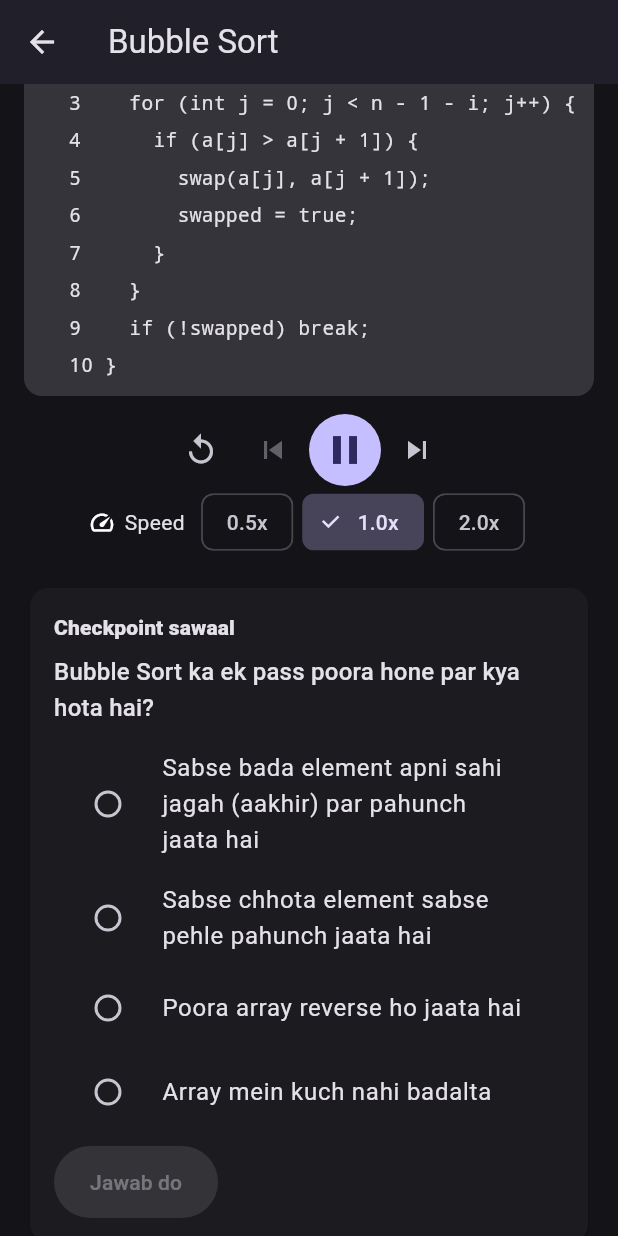
After one commit to satyamsharma-stacklab/abhay-app, a Flutter app: the BubbleSortPage screen opened directly, scrolled down 390 dp, after a tap on the "play arrow" icon, on a phone screen of 412 x 824 dp. The commit adds this screen. Run offline on Flutter 3.47's test engine with Material 3 defaults, Android fonts, the phone set to English and light mode, and no system bars.

Commit message:
Part 7 (1/5): Bubble Sort generator, page, Visualize tab

```diff
--- /dev/null
+++ b/lib/features/algorithms/bubble_sort/bubble_sort_code.dart
@@ -0,0 +1,14 @@
+/// Bubble Sort ka code, CodePanel ke liye.
+/// Index 0 se shuru, VisualizationStep.codeLine isi ko point karta hai.
+const List<String> bubbleSortCodeLines = [
+  'for (int i = 0; i < n - 1; i++) {', // 0
+  '  bool swapped = false;', // 1
+  '  for (int j = 0; j < n - 1 - i; j++) {', // 2
+  '    if (a[j] > a[j + 1]) {', // 3
+  '      swap(a[j], a[j + 1]);', // 4
+  '      swapped = true;', // 5
+  '    }', // 6
+  '  }', // 7
+  '  if (!swapped) break;', // 8
+  '}', // 9
+];
--- /dev/null
+++ b/lib/features/algorithms/bubble_sort/bubble_sort_generator.dart
@@ -0,0 +1,174 @@
+import '../../visualization/engine/algorithm_generator.dart';
+import '../../visualization/engine/checkpoint.dart';
+import '../../visualization/engine/visualization.dart';
+import '../../visualization/engine/visualization_state.dart';
+import '../../visualization/engine/visualization_step.dart';
+
+/// Bubble Sort ke steps banata hai. `target` ignore hota hai.
+/// Same input -> hamesha same steps. Koi random ya time use nahi.
+class BubbleSortGenerator implements AlgorithmGenerator {
+  @override
+  String get algorithmId => 'bubble_sort';
+
+  @override
+  String get title => 'Bubble Sort';
+
+  @override
+  Visualization generate({required List<int> input, int? target}) {
+    final a = List<int>.of(input);
+    final n = a.length;
+    final initial = VisualizationState(array: List<int>.of(a));
+    final steps = <VisualizationStep>[];
+
+    // Har step ke liye array aur sorted list ki COPY leni zaroori hai,
+    // warna baad ke swaps purane steps ko bhi badal denge.
+    void add(
+      String op,
+      String text,
+      int line, {
+      Map<String, int> pointers = const {},
+      List<int> sorted = const [],
+      List<int> active = const [],
+    }) {
+      steps.add(VisualizationStep(
+        index: steps.length,
+        state: VisualizationState(
+          array: List<int>.of(a),
+          pointers: pointers,
+          highlighted: List<int>.of(sorted),
+        ),
+        operation: op,
+        explanationHinglish: text,
+        codeLine: line,
+        highlights: active,
+      ));
+    }
+
+    if (n <= 1) {
+      add(
+        'done',
+        n == 0
+            ? 'Array khali hai, sort karne ko kuch nahi.'
+            : 'Sirf ek element hai, wo pehle se sorted hai.',
+        0,
+        sorted: List<int>.generate(n, (i) => i),
+      );
+      return _build(initial, steps);
+    }
+
+    add(
+      'init',
+      'Bubble Sort shuru. Har pass mein paas-paas ke elements compare '
+          'honge, aur bada element aage khisakta jayega.',
+      0,
+    );
+
+    final sorted = <int>[];
+    for (var i = 0; i < n - 1; i++) {
+      var swapped = false;
+
+      for (var j = 0; j < n - 1 - i; j++) {
+        final ptr = {'J': j, 'J+1': j + 1};
+        add(
+          'compare',
+          'a[$j] = ${a[j]} aur a[${j + 1}] = ${a[j + 1]} ko compare '
+              'karte hain.',
+          3,
+          pointers: ptr,
+          sorted: sorted,
+          active: [j, j + 1],
+        );
+
+        if (a[j] > a[j + 1]) {
+          final left = a[j];
+          final right = a[j + 1];
+          a[j] = right;
+          a[j + 1] = left;
+          swapped = true;
+          add(
+            'swap',
+            '$left bada hai $right se, isliye dono ki jagah badal di. '
+                'Ab a[$j] = $right aur a[${j + 1}] = $left.',
+            4,
+            pointers: ptr,
+            sorted: sorted,
+            active: [j, j + 1],
+          );
+        } else {
+          add(
+            'no_swap',
+            '${a[j]} chhota ya barabar hai ${a[j + 1]} se. Swap ki '
+                'zaroorat nahi.',
+            3,
+            pointers: ptr,
+            sorted: sorted,
+            active: [j, j + 1],
+          );
+        }
+      }
+
+      // Is pass ke baad aakhri unsorted jagah par sabse bada aa gaya.
+      sorted.add(n - 1 - i);
+
+      if (!swapped) {
+        // Koi swap nahi hua: baaki array bhi sorted hai.
+        add(
+          'done',
+          'Is pass mein koi swap nahi hua, matlab array sorted hai. '
+              'Bubble Sort yahin ruk gaya.',
+          8,
+          sorted: List<int>.generate(n, (k) => k),
+        );
+        return _build(initial, steps);
+      }
+
+      if (i == n - 2) {
+        add(
+          'done',
+          'Saare passes poore. Poora array sorted hai.',
+          9,
+          sorted: List<int>.generate(n, (k) => k),
+        );
+        return _build(initial, steps);
+      }
+
+      add(
+        'pass_done',
+        'Pass ${i + 1} poora. ${a[n - 1 - i]} apni sahi jagah (index '
+            '${n - 1 - i}) par pahunch gaya.',
+        8,
+        sorted: sorted,
+      );
+    }
+
+    return _build(initial, steps);
+  }
+
+  Visualization _build(
+    VisualizationState initial,
+    List<VisualizationStep> steps,
+  ) {
+    return Visualization(
+      id: 'bubble_sort_viz',
+      algorithmId: algorithmId,
+      title: title,
+      initialState: initial,
+      steps: steps,
+      checkpoint: const Checkpoint(
+        question: 'Bubble Sort ka ek pass poora hone par kya hota hai?',
+        options: [
+          'Sabse bada element apni sahi jagah (aakhir) par pahunch jaata hai',
+          'Sabse chhota element sabse pehle pahunch jaata hai',
+          'Poora array reverse ho jaata hai',
+          'Array mein kuch nahi badalta',
+        ],
+        correctIndex: 0,
+        explanationHinglish:
+            'Ek pass mein bada element swap hote hote aakhir tak khisak '
+            'jaata hai, bubble ki tarah. Isliye ek pass ke baad aakhri '
+            'jagah pakki ho jaati hai. Poora sort O(n^2) hai.',
+      ),
+      complexity: const Complexity(time: 'O(n^2)', space: 'O(1)'),
+    );
+  }
+}
--- /dev/null
+++ b/lib/features/algorithms/bubble_sort/bubble_sort_page.dart
@@ -0,0 +1,36 @@
+import 'package:flutter/material.dart';
+
+import '../../visualization/widgets/checkpoint_card.dart';
+import '../../visualization/widgets/visualization_player.dart';
+import 'bubble_sort_code.dart';
+import 'bubble_sort_generator.dart';
+
+/// Bubble Sort: player + neeche checkpoint sawaal.
+/// Binary/Linear Search page jaisa saancha, bas target nahi hota.
+class BubbleSortPage extends StatelessWidget {
+  const BubbleSortPage({super.key});
+
+  // Chhota unsorted array, taaki swaps aur pass_done dono dikhein.
+  static const _input = [5, 1, 4, 2, 8];
+
+  @override
+  Widget build(BuildContext context) {
+    final viz = BubbleSortGenerator().generate(input: _input);
+
+    return Scaffold(
+      appBar: AppBar(title: Text(viz.title)),
+      body: ListView(
+        key: const Key('page-bubble-sort'),
+        padding: const EdgeInsets.all(16),
+        children: [
+          VisualizationPlayer(
+            visualization: viz,
+            codeLines: bubbleSortCodeLines,
+          ),
+          const SizedBox(height: 16),
+          CheckpointCard(checkpoint: viz.checkpoint),
+        ],
+      ),
+    );
+  }
+}
--- a/lib/features/visualization/visualize_page.dart
+++ b/lib/features/visualization/visualize_page.dart
@@ -5,6 +5,7 @@ import '../../core/mock/mock_data.dart';
 import '../../shared/widgets/abhay_card.dart';
 import '../../shared/widgets/section_header.dart';
 import '../algorithms/binary_search/binary_search_page.dart';
+import '../algorithms/bubble_sort/bubble_sort_page.dart';
 import '../algorithms/linear_search/linear_search_page.dart';
 
 /// Playable topics ki list. Jo algorithm ready hai wo khulta hai,
@@ -12,8 +13,8 @@ import '../algorithms/linear_search/linear_search_page.dart';
 class VisualizePage extends StatelessWidget {
   const VisualizePage({super.key});
 
-  /// Abhi Linear Search aur Binary Search ready hain.
-  static const _readyIds = {'linear-search', 'binary-search'};
+  /// Abhi Linear Search, Binary Search aur Bubble Sort ready hain.
+  static const _readyIds = {'linear-search', 'binary-search', 'bubble-sort'};
 
   /// Topic id se uska page banata hai. Nayi algorithm = nayi line yahan.
   Widget _pageFor(String id) {
@@ -22,6 +23,8 @@ class VisualizePage extends StatelessWidget {
         return const LinearSearchPage();
       case 'binary-search':
         return const BinarySearchPage();
+      case 'bubble-sort':
+        return const BubbleSortPage();
       default:
         throw ArgumentError('Is topic ka page nahi hai: $id');
     }
```
Also changed, not shown: 2 other files.
